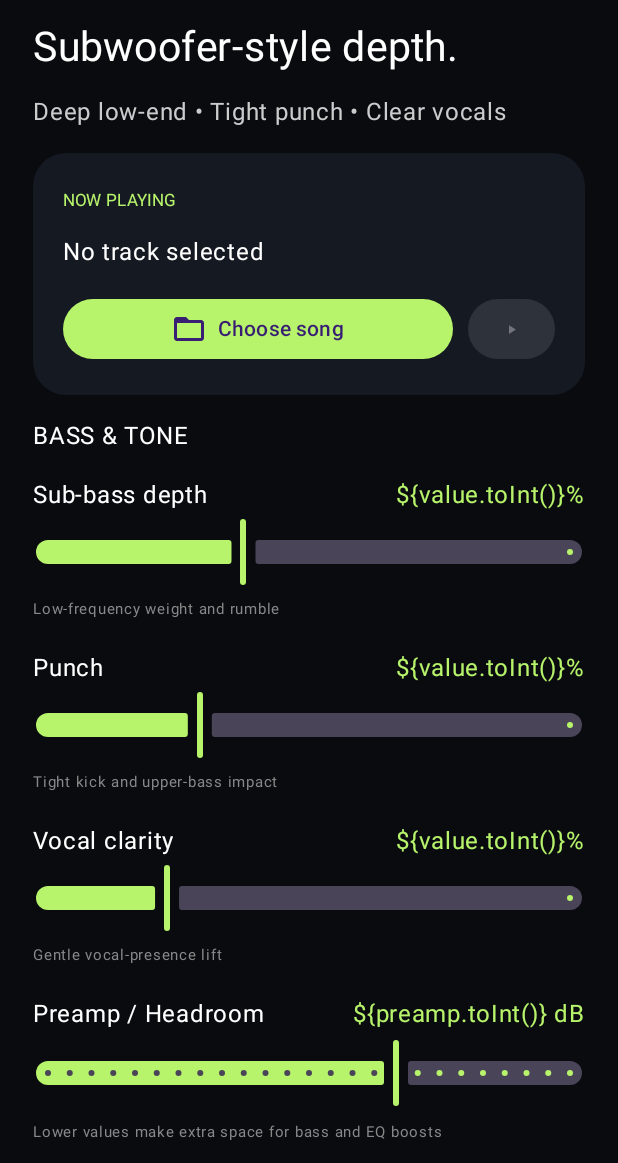
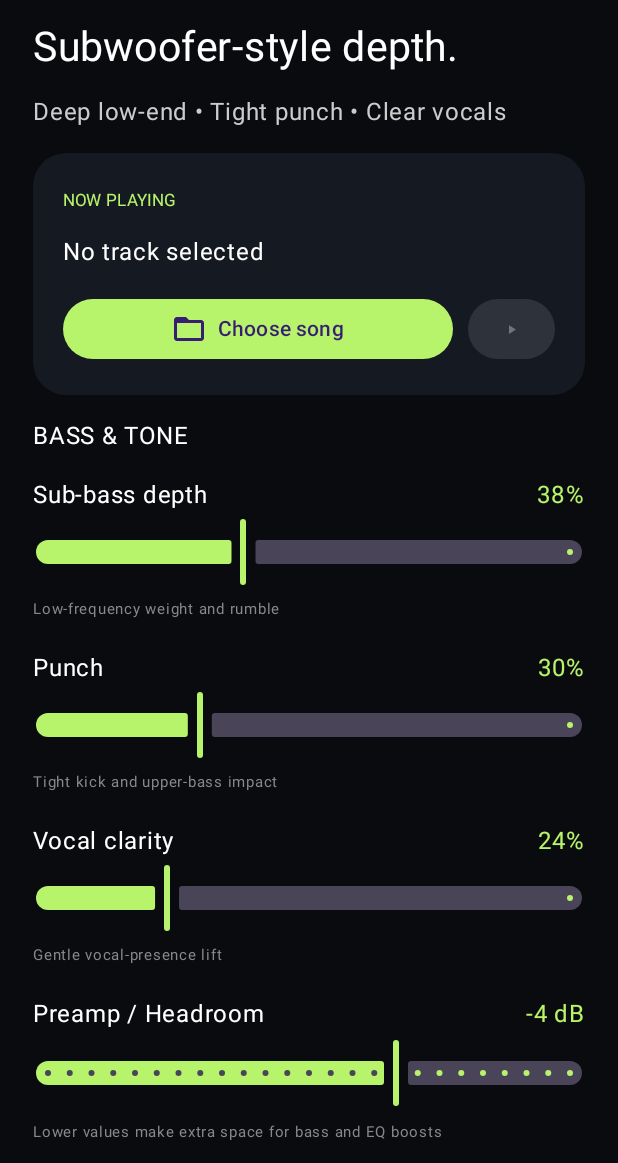
Before and after one commit to rohitkhandel/DSP-Equalizer, an Android app built with Jetpack Compose: the screen it shows after launch (MainActivity), on a phone screen of 412 x 824 dp, the part 73-1236 px from its top. Run offline under Robolectric (Android 15) with nearby library versions, the phone set to English and light mode, and no system bars.

Commit message:
Fix live slider value labels in EQ screen

```diff
--- a/app/src/main/java/com/deepbass/player/MainActivity.kt
+++ b/app/src/main/java/com/deepbass/player/MainActivity.kt
@@ -166,7 +166,7 @@ fun DeepBassScreen() {
                     Row(verticalAlignment = Alignment.CenterVertically) {
                         Text("Preamp / Headroom", color = Color.White)
                         Spacer(Modifier.weight(1f))
-                        Text("\${preamp.toInt()} dB", color = Color(0xFFB7F36B))
+                        Text("${preamp.toInt()} dB", color = Color(0xFFB7F36B))
                     }
                     Slider(value = preamp, onValueChange = { preamp = it }, valueRange = -12f..0f, steps = 23)
                     Text("Lower values make extra space for bass and EQ boosts", color = Color.Gray, fontSize = 10.sp)
@@ -219,7 +219,7 @@ private fun ControlSlider(
         Row(verticalAlignment = Alignment.CenterVertically) {
             Text(label, color = Color.White)
             Spacer(Modifier.weight(1f))
-            Text("\${value.toInt()}%", color = Color(0xFFB7F36B))
+            Text("${value.toInt()}%", color = Color(0xFFB7F36B))
         }
         Slider(value = value, onValueChange = onValueChange, valueRange = 0f..100f)
         Text(helper, color = Color.Gray, fontSize = 10.sp)
```
